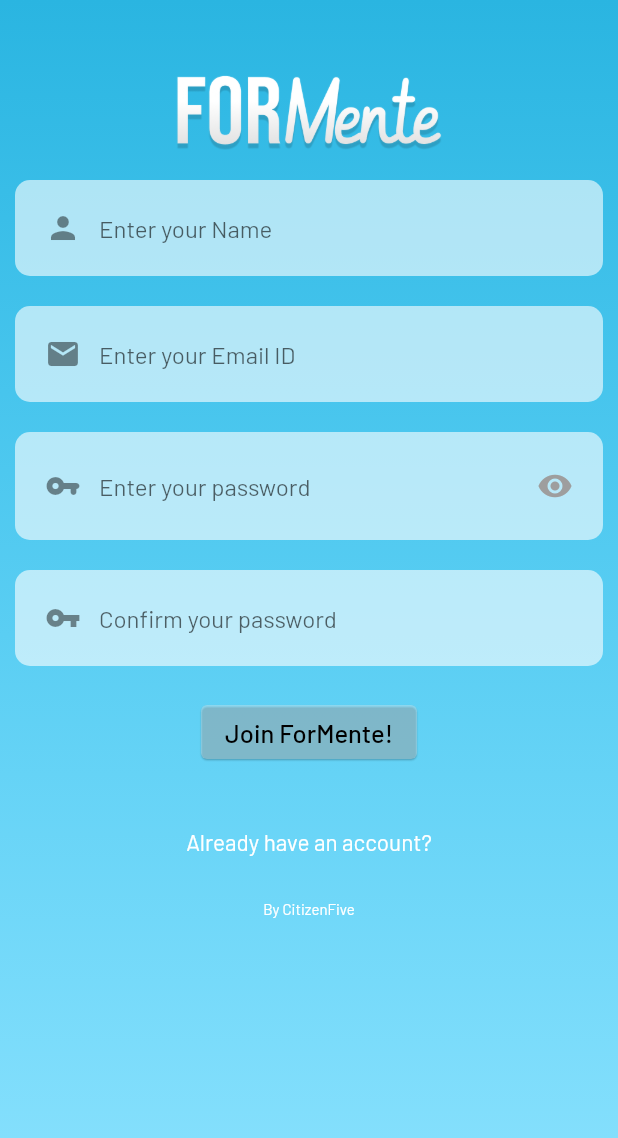
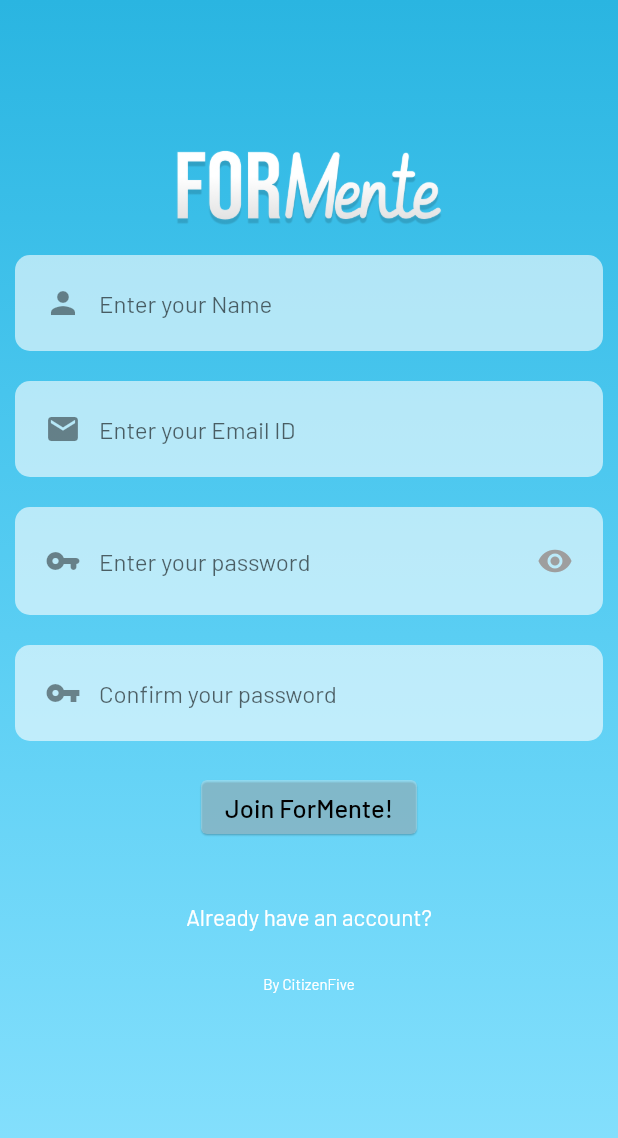
Before and after one commit to Naman-Priyadarshi/ForMente, a Flutter app: the screen it shows after launch, after a tap on the "arrow forward" icon, after a tap on "Create an account", on a phone screen of 412 x 824 dp. Shown: the top 1138 px of the screen. Run offline on Flutter 3.47's test engine with Material 2 defaults, Android fonts, the phone set to English and light mode, and no system bars; our stand-ins replace cloud_firestore, date_format, firebase_auth, firebase_core, flutter_datetime_picker, flutter_swiper and 1 more; accounts and stored records are empty; statements that could not run were skipped.

Commit message:
Final minor changes

```diff
--- a/formente/lib/Screens/Authenticate/register.dart
+++ b/formente/lib/Screens/Authenticate/register.dart
@@ -64,7 +64,7 @@ class _RegisterState extends State<Register> {
                   key: _formkey,
                   child: Column(
                     children: [
-                      const SizedBox(height: 50,),
+                      const SizedBox(height: 100,),
                       Image.asset(
                         "assets/logo_big.png",
                         height: 50,
```
